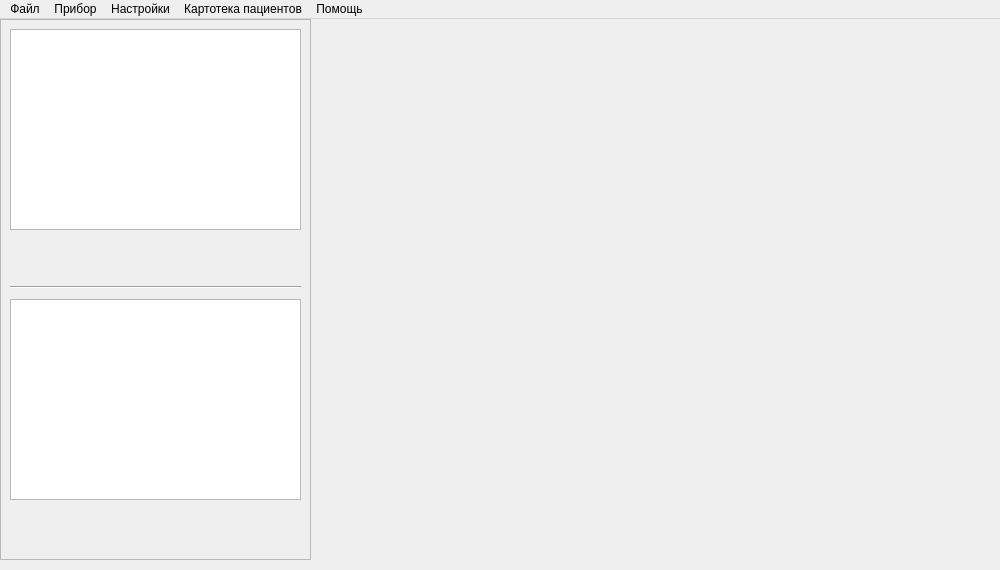
Qt form mainwindow.ui (nearlygonzo/rista_6) before a commit.
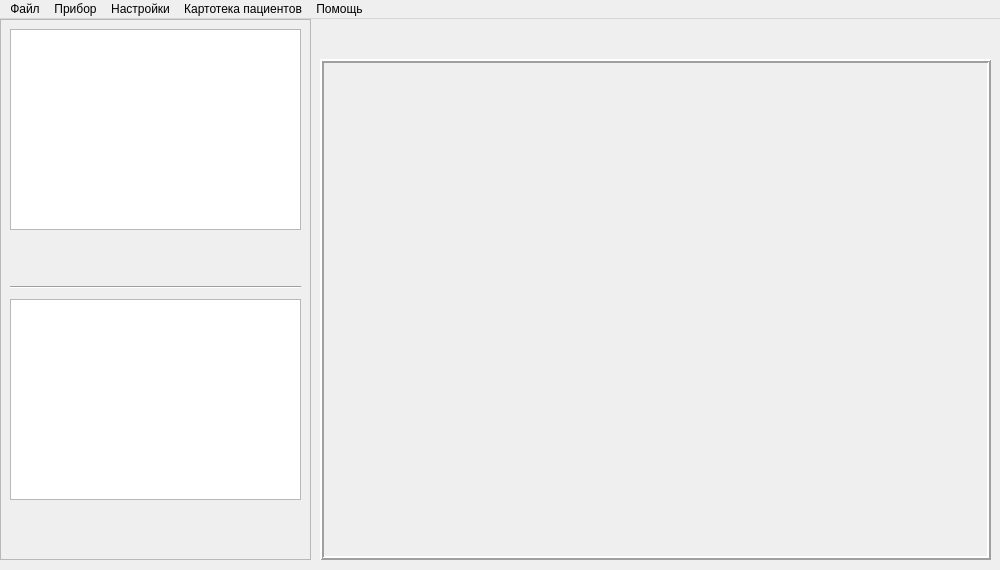
The same form after that commit.

What changed in the file:
```diff
--- a/mainwindow.ui
+++ b/mainwindow.ui
@@ -119,7 +119,7 @@
      </property>
     </widget>
    </widget>
-   <widget class="QWidget" name="widgetContent" native="true">
+   <widget class="QFrame" name="frameContent">
     <property name="geometry">
      <rect>
       <x>320</x>
@@ -128,6 +128,18 @@
       <height>501</height>
      </rect>
     </property>
+    <property name="autoFillBackground">
+     <bool>false</bool>
+    </property>
+    <property name="frameShape">
+     <enum>QFrame::Box</enum>
+    </property>
+    <property name="frameShadow">
+     <enum>QFrame::Raised</enum>
+    </property>
+    <property name="lineWidth">
+     <number>2</number>
+    </property>
    </widget>
   </widget>
   <widget class="QMenuBar" name="mainMenuBar">
```
Left out of the diff: 2 changed lines with no effect on the pictures.
